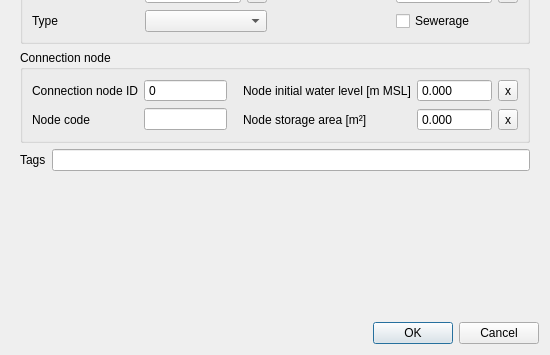
Old version of the form threedi_schematisation_editor/forms/ui/pump.ui in the repository nens/threedi-schematisation-editor; both pictures show x 0 to 550 and y 195 to 550 of the 550 by 550 pixel window.
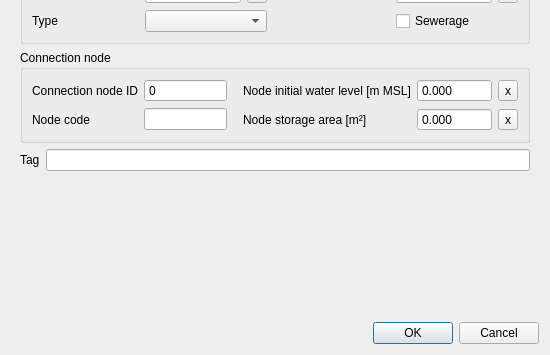
New version of the form.

```diff
--- a/threedi_schematisation_editor/forms/ui/pump.ui
+++ b/threedi_schematisation_editor/forms/ui/pump.ui
@@ -366,7 +366,7 @@
          <item>
           <widget class="QLabel" name="label_15">
            <property name="text">
-            <string>Tags</string>
+            <string>Tag</string>
            </property>
           </widget>
          </item>
```
